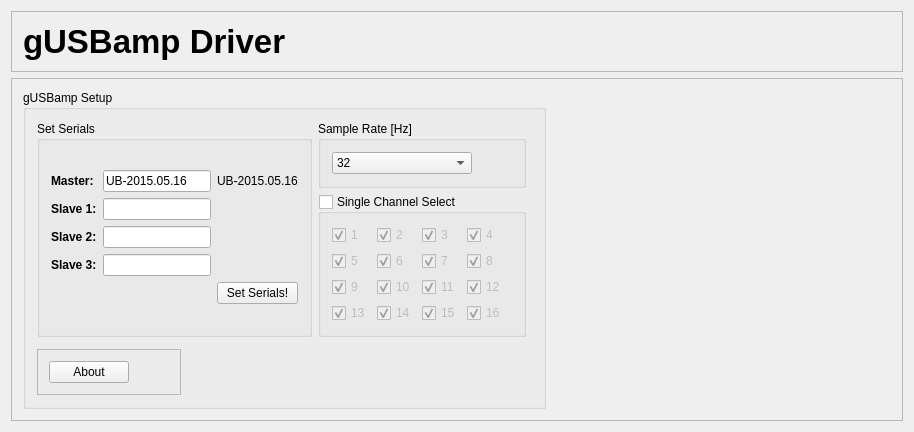
Before: the Qt Designer form applications/mne_scan/plugins/gusbamp/FormFiles/gusbampsetupwidget.ui in mne-tools/mne-cpp, drawn with Qt 5.
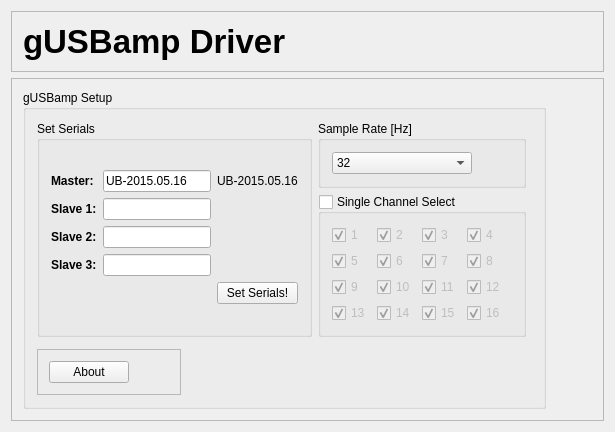
After: the same form once the commit is applied. Icons and pictures are not drawn.

```diff
--- a/applications/mne_scan/plugins/gusbamp/FormFiles/gusbampsetupwidget.ui
+++ b/applications/mne_scan/plugins/gusbamp/FormFiles/gusbampsetupwidget.ui
@@ -6,7 +6,7 @@
    <rect>
     <x>0</x>
     <y>0</y>
-    <width>914</width>
+    <width>615</width>
     <height>409</height>
    </rect>
   </property>
```
